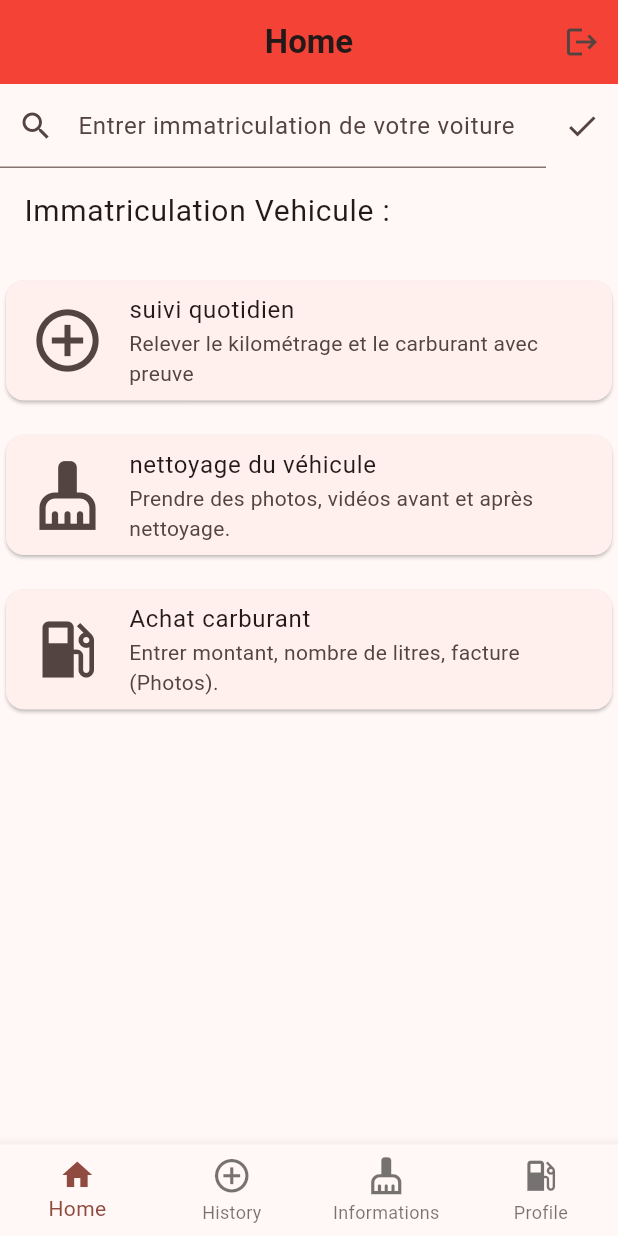
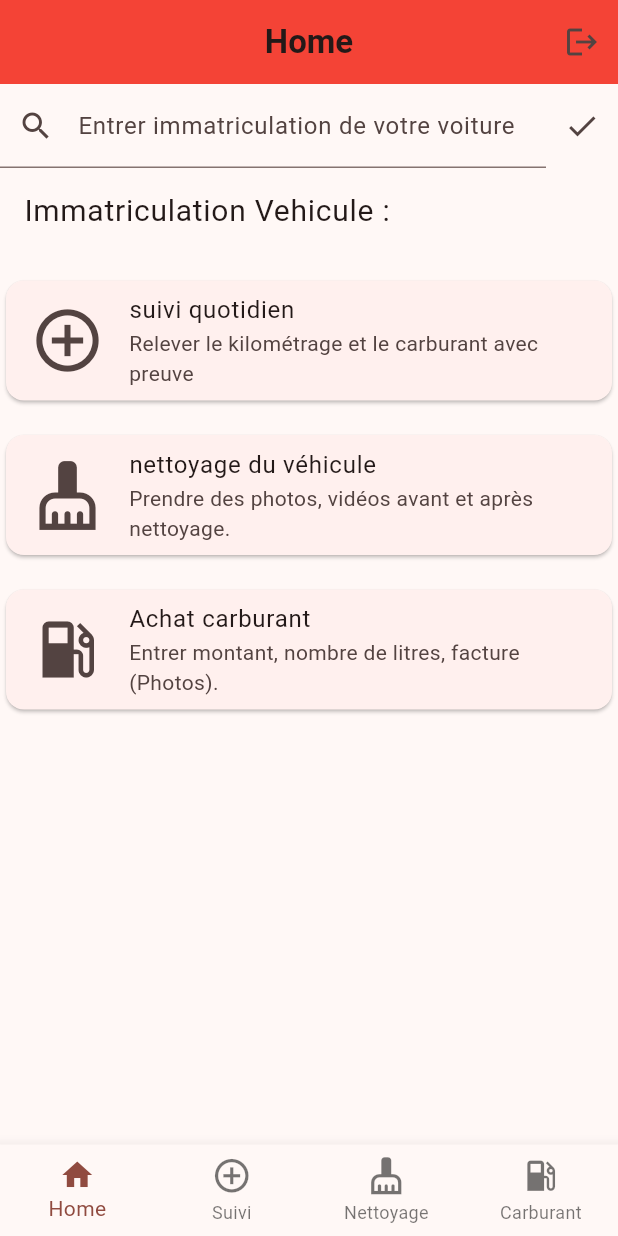
Before and after one commit to youssefzmander/wbcccc, a Flutter app: the BottomNavigation screen opened directly, on a phone screen of 412 x 824 dp. Run offline on Flutter 3.47's test engine with Material 3 defaults, Android fonts, the phone set to English and light mode, and no system bars; our stand-ins replace animated_text_kit, file_picker, flutter_datetime_picker_plus, shared_preferences; accounts and stored records are empty.

Commit message:
pages vides

```diff
--- a/lib/view/BottomNavigation.dart
+++ b/lib/view/BottomNavigation.dart
@@ -1,7 +1,11 @@
 import 'package:flutter/material.dart';
+import 'package:wbcc/models/nettoyage_model.dart';
 import 'package:wbcc/services/LocalStorageService.dart';
+import 'package:wbcc/view/Nettoyage_page.dart';
 import 'package:wbcc/view/SignIn.dart';
+import 'package:wbcc/view/carburant_page.dart';
 import 'package:wbcc/view/home.dart';
+import 'package:wbcc/view/suivi_page.dart';
 
 class BottomNavigation extends StatefulWidget {
   @override
@@ -26,9 +30,9 @@ class _BottomNavigationState extends State<BottomNavigation> {
 
   final List<Widget> _pages = [
      HomePage(),
-    // History(),
-    // Informations(),
-    // Profile(),
+     Nettoyage_page(),
+     Carburant_page(),
+     Suivi_page(),
   ];
 
   final List<String> _pagesTitle = [
@@ -109,15 +113,15 @@ class _BottomNavigationState extends State<BottomNavigation> {
           ),
           BottomNavigationBarItem(
             icon: Icon(Icons.control_point, size: 27),
-            label: 'History',
+            label: 'Suivi',
           ),
           BottomNavigationBarItem(
             icon: Icon(Icons.cleaning_services, size: 27),
-            label: 'Informations',
+            label: 'Nettoyage',
           ),
           BottomNavigationBarItem(
             icon: Icon(Icons.local_gas_station,size: 27),
-            label: 'Profile',
+            label: 'Carburant',
           ),
         ],
       ),
```
Also changed, not shown: lib/view/Nettoyage_page.dart (added, +33 -0 lines), lib/view/carburant_page.dart (added, +33 -0 lines), lib/view/suivi_page.dart (added, +33 -0 lines).
